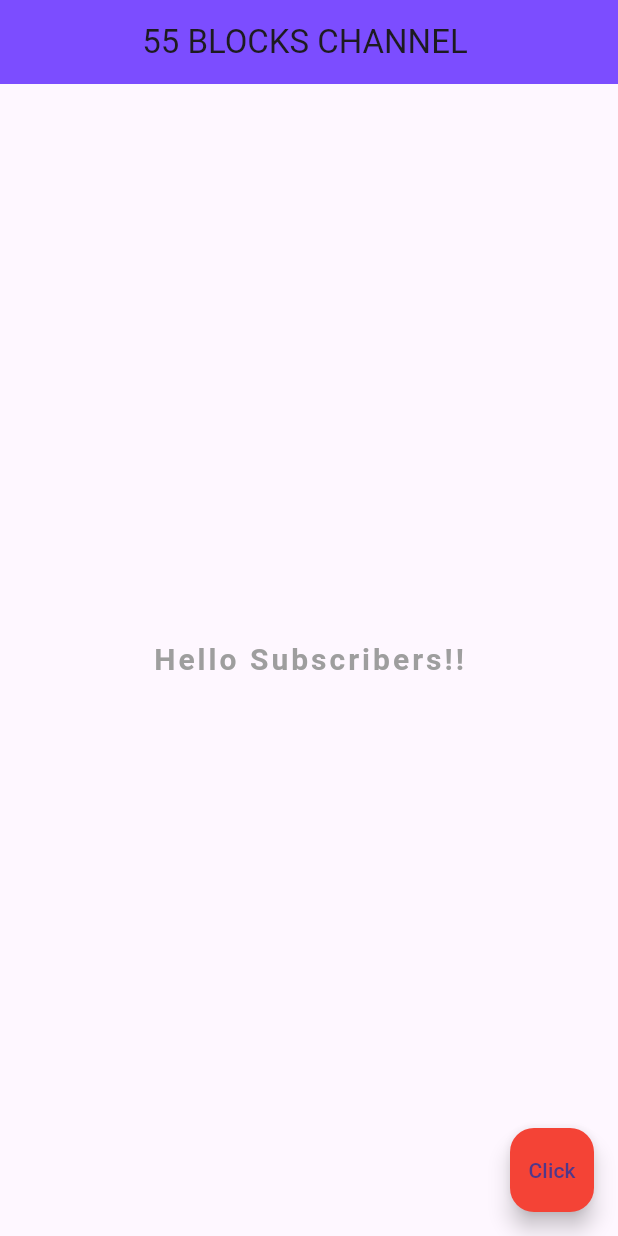
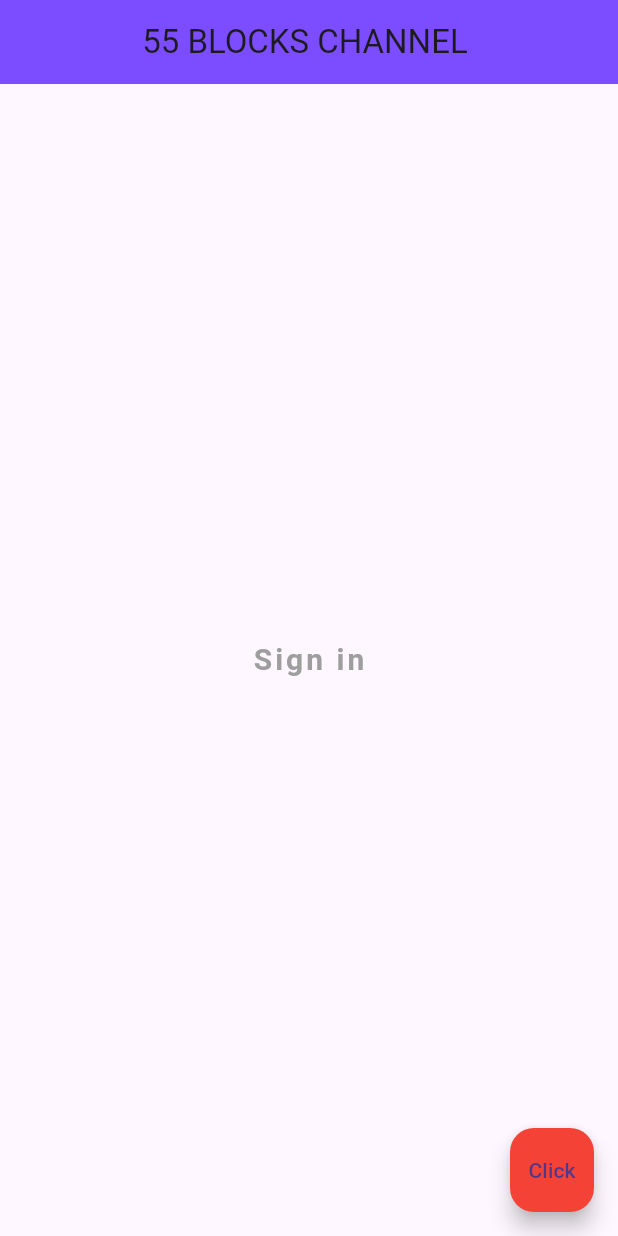
Before and after one commit to MICHAELKITH/Flutter_Course, a Flutter app: the screen it shows after launch, on a phone screen of 412 x 824 dp. Run offline on Flutter 3.47's test engine with Material 3 defaults, Android fonts, the phone set to English and light mode, and no system bars.

Commit message:
Login screen

```diff
--- a/lib/main.dart
+++ b/lib/main.dart
@@ -9,7 +9,7 @@ void main()=> runApp(MaterialApp(
     ),
     body: Center(
       child: Text(
-          'Hello Subscribers!!',
+          'Sign in',
         style: TextStyle(
           color: Colors.grey,
           letterSpacing: 2.0,
```
